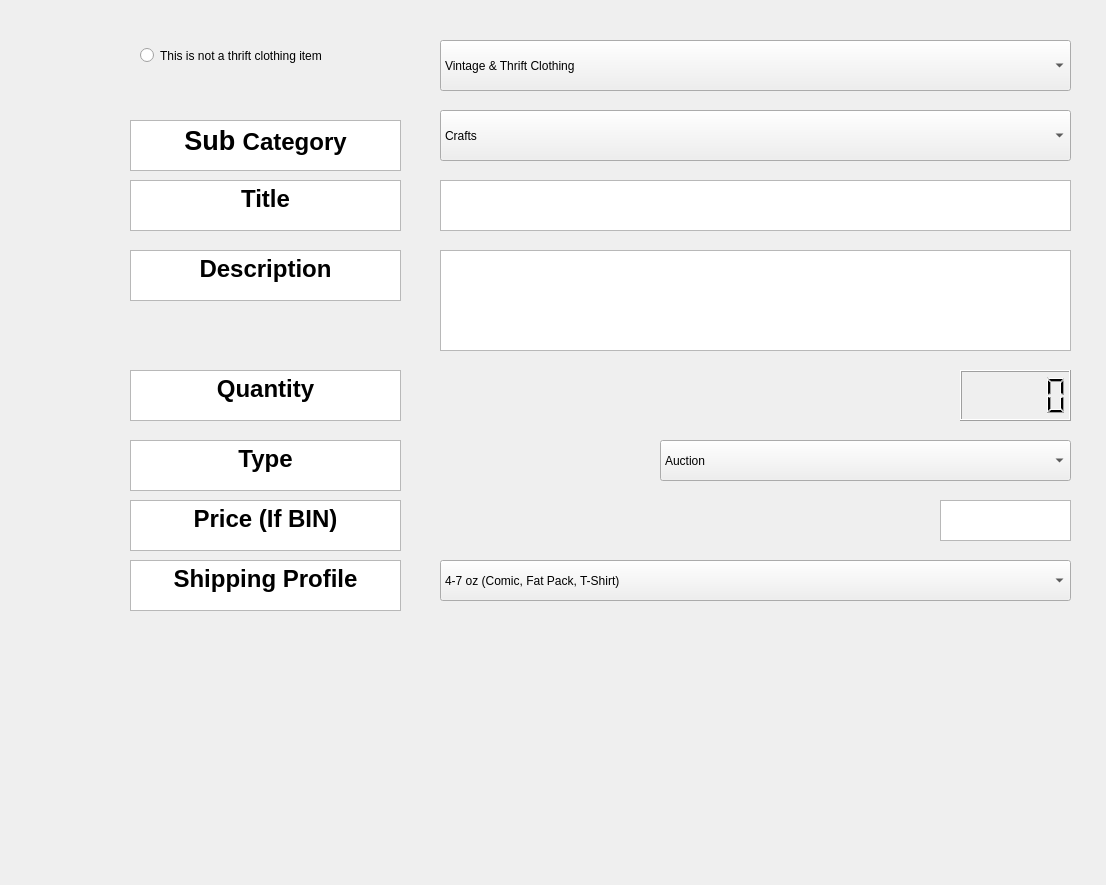
Above: whatnotuploadgui/upload.ui from cade25wilson/Python-Projects before the change. Below: the same form after it.
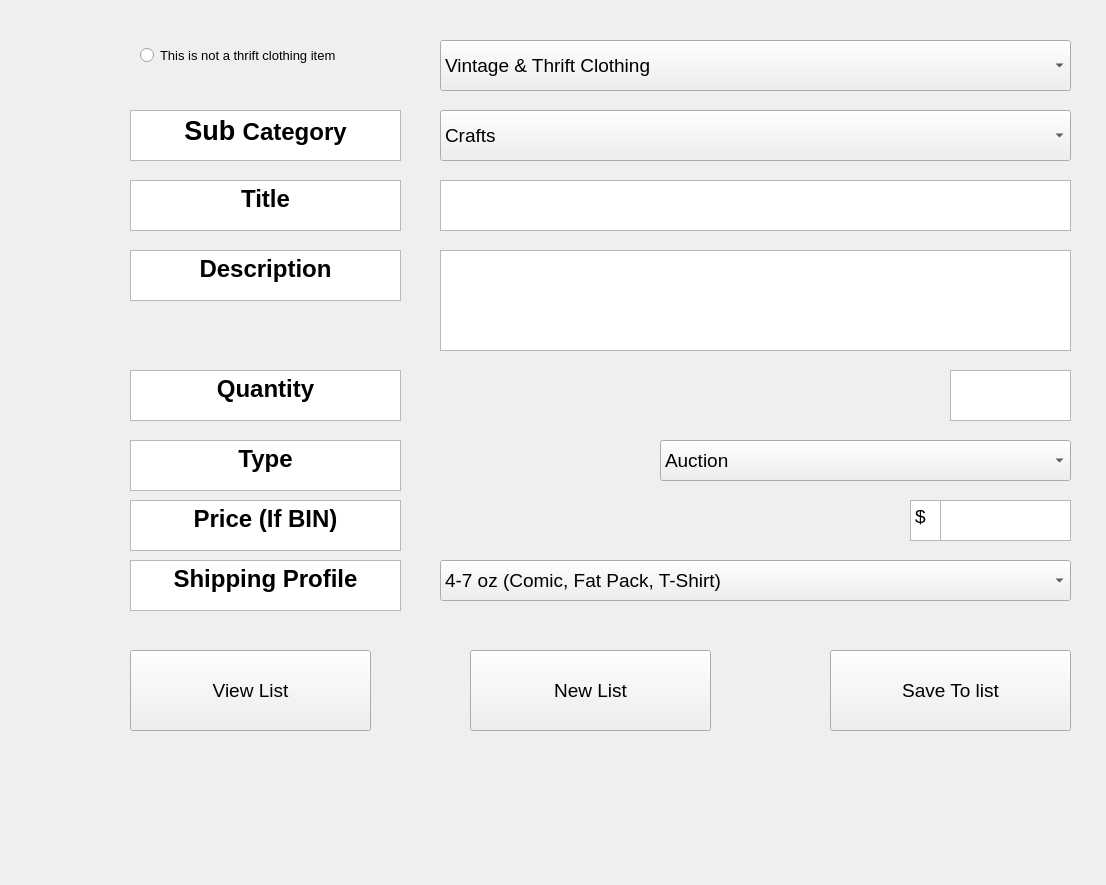
That is the form after the change.

What changed in the file:
```diff
--- a/whatnotuploadgui/upload.ui
+++ b/whatnotuploadgui/upload.ui
@@ -10,10 +10,18 @@
     <height>885</height>
    </rect>
   </property>
+  <property name="font">
+   <font>
+    <pointsize>14</pointsize>
+   </font>
+  </property>
   <property name="windowTitle">
    <string>Form</string>
   </property>
   <widget class="QComboBox" name="comboBox">
+   <property name="enabled">
+    <bool>true</bool>
+   </property>
    <property name="geometry">
     <rect>
      <x>440</x>
@@ -157,15 +165,12 @@
      <height>101</height>
     </rect>
    </property>
-  </widget>
-  <widget class="QLCDNumber" name="lcdNumber">
-   <property name="geometry">
-    <rect>
-     <x>960</x>
-     <y>370</y>
-     <width>111</width>
-     <height>51</height>
-    </rect>
+   <property name="html">
+    <string>&lt;!DOCTYPE HTML PUBLIC &quot;-//W3C//DTD HTML 4.0//EN&quot; &quot;http://www.w3.org/TR/REC-html40/strict.dtd&quot;&gt;
+&lt;html&gt;&lt;head&gt;&lt;meta name=&quot;qrichtext&quot; content=&quot;1&quot; /&gt;&lt;style type=&quot;text/css&quot;&gt;
+p, li { white-space: pre-wrap; }
+&lt;/style&gt;&lt;/head&gt;&lt;body style=&quot; font-family:'MS Shell Dlg 2'; font-size:14pt; font-weight:400; font-style:normal;&quot;&gt;
+&lt;p style=&quot;-qt-paragraph-type:empty; margin-top:0px; margin-bottom:0px; margin-left:0px; margin-right:0px; -qt-block-indent:0; text-indent:0px;&quot;&gt;&lt;br /&gt;&lt;/p&gt;&lt;/body&gt;&lt;/html&gt;</string>
    </property>
   </widget>
   <widget class="QComboBox" name="comboBox_3">
@@ -238,10 +243,15 @@
     <rect>
      <x>140</x>
      <y>40</y>
-     <width>211</width>
+     <width>261</width>
      <height>31</height>
     </rect>
    </property>
+   <property name="font">
+    <font>
+     <pointsize>10</pointsize>
+    </font>
+   </property>
    <property name="text">
     <string>This is not a thrift clothing item</string>
    </property>
@@ -250,7 +260,7 @@
    <property name="geometry">
     <rect>
      <x>130</x>
-     <y>120</y>
+     <y>110</y>
      <width>271</width>
      <height>51</height>
     </rect>
@@ -259,7 +269,7 @@
     <string>&lt;!DOCTYPE HTML PUBLIC &quot;-//W3C//DTD HTML 4.0//EN&quot; &quot;http://www.w3.org/TR/REC-html40/strict.dtd&quot;&gt;
 &lt;html&gt;&lt;head&gt;&lt;meta name=&quot;qrichtext&quot; content=&quot;1&quot; /&gt;&lt;style type=&quot;text/css&quot;&gt;
 p, li { white-space: pre-wrap; }
-&lt;/style&gt;&lt;/head&gt;&lt;body style=&quot; font-family:'MS Shell Dlg 2'; font-size:7.8pt; font-weight:400; font-style:normal;&quot;&gt;
+&lt;/style&gt;&lt;/head&gt;&lt;body style=&quot; font-family:'MS Shell Dlg 2'; font-size:14pt; font-weight:400; font-style:normal;&quot;&gt;
 &lt;p align=&quot;center&quot; style=&quot; margin-top:0px; margin-bottom:0px; margin-left:0px; margin-right:0px; -qt-block-indent:0; text-indent:0px;&quot;&gt;&lt;span style=&quot; font-size:20pt; font-weight:600;&quot;&gt;Sub &lt;/span&gt;&lt;span style=&quot; font-size:18pt; font-weight:600;&quot;&gt;Category&lt;/span&gt;&lt;/p&gt;&lt;/body&gt;&lt;/html&gt;</string>
    </property>
   </widget>
@@ -365,6 +375,79 @@
 &lt;p align=&quot;center&quot; style=&quot; margin-top:0px; margin-bottom:0px; margin-left:0px; margin-right:0px; -qt-block-indent:0; text-indent:0px;&quot;&gt;&lt;span style=&quot; font-size:18pt; font-weight:600;&quot;&gt;Shipping Profile&lt;/span&gt;&lt;/p&gt;&lt;/body&gt;&lt;/html&gt;</string>
    </property>
   </widget>
+  <widget class="QPushButton" name="pushButton_2">
+   <property name="geometry">
+    <rect>
+     <x>130</x>
+     <y>650</y>
+     <width>241</width>
+     <height>81</height>
+    </rect>
+   </property>
+   <property name="text">
+    <string>View List</string>
+   </property>
+  </widget>
+  <widget class="QPushButton" name="pushButton_3">
+   <property name="geometry">
+    <rect>
+     <x>830</x>
+     <y>650</y>
+     <width>241</width>
+     <height>81</height>
+    </rect>
+   </property>
+   <property name="text">
+    <string>Save To list</string>
+   </property>
+  </widget>
+  <widget class="QPushButton" name="pushButton_4">
+   <property name="geometry">
+    <rect>
+     <x>470</x>
+     <y>650</y>
+     <width>241</width>
+     <height>81</height>
+    </rect>
+   </property>
+   <property name="text">
+    <string>New List</string>
+   </property>
+  </widget>
+  <widget class="QTextEdit" name="textEdit_11">
+   <property name="geometry">
+    <rect>
+     <x>950</x>
+     <y>370</y>
+     <width>121</width>
+     <height>51</height>
+    </rect>
+   </property>
+   <property name="html">
+    <string>&lt;!DOCTYPE HTML PUBLIC &quot;-//W3C//DTD HTML 4.0//EN&quot; &quot;http://www.w3.org/TR/REC-html40/strict.dtd&quot;&gt;
+&lt;html&gt;&lt;head&gt;&lt;meta name=&quot;qrichtext&quot; content=&quot;1&quot; /&gt;&lt;style type=&quot;text/css&quot;&gt;
+p, li { white-space: pre-wrap; }
+&lt;/style&gt;&lt;/head&gt;&lt;body style=&quot; font-family:'MS Shell Dlg 2'; font-size:14pt; font-weight:400; font-style:normal;&quot;&gt;
+&lt;p style=&quot;-qt-paragraph-type:empty; margin-top:0px; margin-bottom:0px; margin-left:0px; margin-right:0px; -qt-block-indent:0; text-indent:0px;&quot;&gt;&lt;br /&gt;&lt;/p&gt;&lt;/body&gt;&lt;/html&gt;</string>
+   </property>
+  </widget>
+  <widget class="QTextEdit" name="textEdit_12">
+   <property name="geometry">
+    <rect>
+     <x>910</x>
+     <y>500</y>
+     <width>31</width>
+     <height>41</height>
+    </rect>
+   </property>
+   <property name="html">
+    <string>&lt;!DOCTYPE HTML PUBLIC &quot;-//W3C//DTD HTML 4.0//EN&quot; &quot;http://www.w3.org/TR/REC-html40/strict.dtd&quot;&gt;
+&lt;html&gt;&lt;head&gt;&lt;meta name=&quot;qrichtext&quot; content=&quot;1&quot; /&gt;&lt;style type=&quot;text/css&quot;&gt;
+p, li { white-space: pre-wrap; }
+&lt;/style&gt;&lt;/head&gt;&lt;body style=&quot; font-family:'MS Shell Dlg 2'; font-size:14pt; font-weight:400; font-style:normal;&quot;&gt;
+&lt;p style=&quot; margin-top:0px; margin-bottom:0px; margin-left:0px; margin-right:0px; -qt-block-indent:0; text-indent:0px;&quot;&gt;$&lt;/p&gt;&lt;/body&gt;&lt;/html&gt;</string>
+   </property>
+  </widget>
  </widget>
  <resources/>
  <connections/>
```
Left out of the diff: 29 changed lines with no effect on the pictures.
